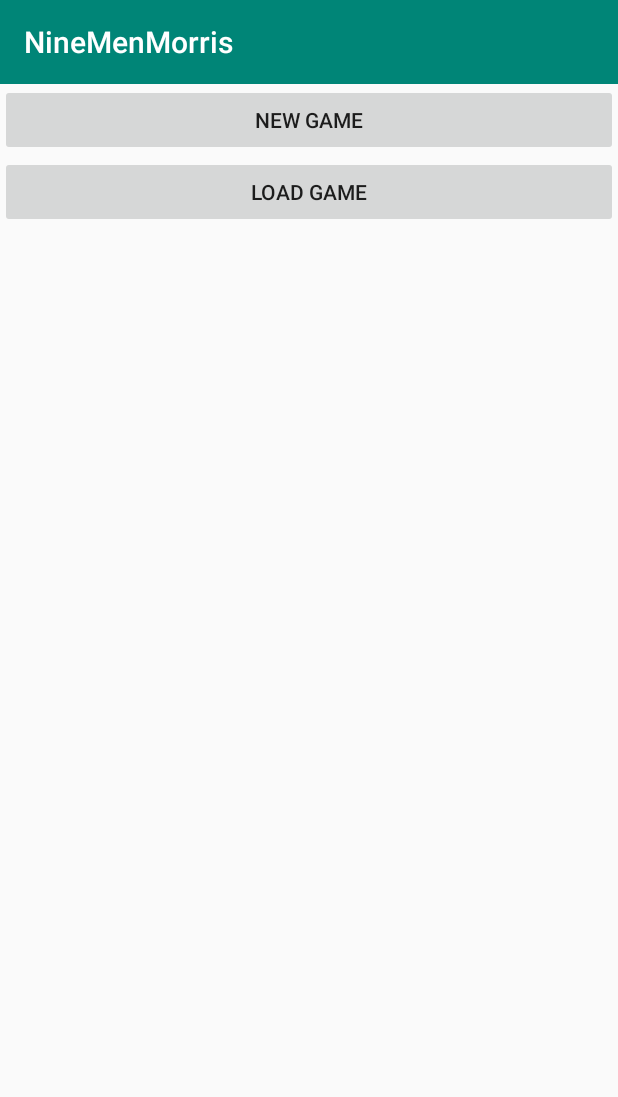
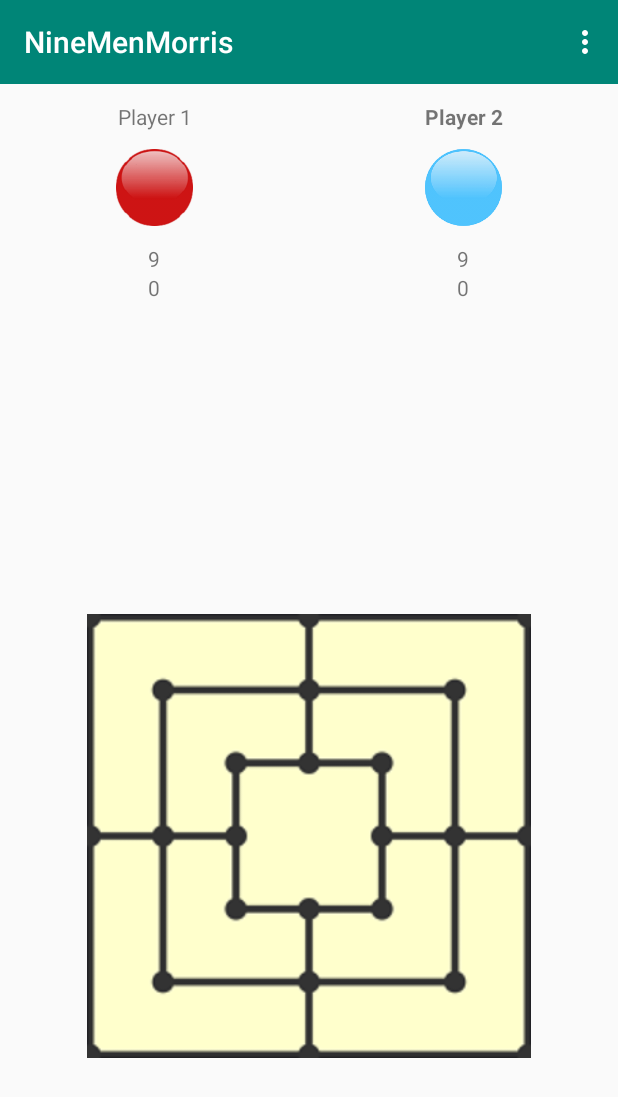
Before and after one commit to tago-SE/NineMenMorrisAndroid, an Android app: the screen it shows after launch (MainActivity before the commit, GameActivity after it), on a phone screen of 412 x 824 dp. Shown: the top 1097 px of the screen. Run offline under Robolectric (Android 15) with nearby library versions, the phone set to English and light mode, and no system bars; libraries missing offline, so code that uses them is left out: .

Commit message:
Menu and small structure changes

```diff
--- a/app/src/main/java/tiago/ninemenmorris/ui/GameSettingsActivity.java
+++ b/app/src/main/java/tiago/ninemenmorris/ui/GameSettingsActivity.java
@@ -32,7 +32,7 @@ public class GameSettingsActivity extends AppCompatActivity {
         setContentView(R.layout.activity_game_settings);
         spinnerUnplaced = findViewById(R.id.unplacedCheckerSpin);
         spinnerUnplaced.setAdapter(new ArrayAdapter<>(this, android.R.layout.simple_spinner_dropdown_item, createEntries(6, 15)));
-        spinnerUnplaced.setSelection(9 - 5);
+        spinnerUnplaced.setSelection(9 - 6);
         spinnerFlying = findViewById(R.id.unplacedFlyingCondSpin);
         spinnerFlying.setAdapter(new ArrayAdapter<>(this, android.R.layout.simple_spinner_dropdown_item, createEntries(3, 15)));
         spinnerFlying.setSelection(0);
--- a/app/src/main/java/tiago/ninemenmorris/ui/MainActivity.java
+++ b/app/src/main/java/tiago/ninemenmorris/ui/MainActivity.java
@@ -3,6 +3,7 @@ package tiago.ninemenmorris.ui;
 import android.content.Intent;
 import android.os.Bundle;
 import android.support.v7.app.AppCompatActivity;
+import android.util.Log;
 import android.view.View;
 
 import tiago.ninemenmorris.R;
@@ -10,18 +11,23 @@ import tiago.ninemenmorris.model.Game;
 
 public class MainActivity extends AppCompatActivity {
 
+    private static final String TAG = "Main";
+
     @Override
     protected void onCreate(Bundle savedInstanceState) {
         super.onCreate(savedInstanceState);
         setContentView(R.layout.activity_main);
-    }
-
-    public void newGame(View view) {
-        Intent intent = new Intent(this, GameSettingsActivity.class);
+        Game.getInstance().start();
+        Intent intent = new Intent(this, GameActivity.class);
         startActivity(intent);
     }
 
+
+    public void newGame(View view) {
+        Log.e(TAG, "Not implemented.");
+    }
+
     public void loadGame(View view) {
-
+        Log.e(TAG, "Not implemented.");
     }
 }
--- a/app/src/main/res/menu/main_menu.xml
+++ b/app/src/main/res/menu/main_menu.xml
@@ -5,11 +5,32 @@
     xmlns:tools="http://schemas.android.com/tools"
     tools:context="tiago.weatherforecast.MainActivity.view.MainActivity">
     <item
+        android:id="@+id/newgame"
+        android:layout_width="match_parent"
+        android:layout_height="wrap_content"
+        android:orderInCategory="100"
+        android:title="@string/newgame"
+        app:showAsAction="never" />
+    <item
+        android:id="@+id/loadgame"
+        android:layout_width="match_parent"
+        android:layout_height="wrap_content"
+        android:orderInCategory="100"
+        android:title="@string/load"
+        app:showAsAction="never" />
+    <item
         android:id="@+id/restart"
         android:layout_width="match_parent"
         android:layout_height="wrap_content"
         android:orderInCategory="100"
         android:title="@string/restart"
         app:showAsAction="never" />
+    <item
+        android:id="@+id/gamepref"
+        android:layout_width="match_parent"
+        android:layout_height="wrap_content"
+        android:orderInCategory="100"
+        android:title="@string/gamepref"
+        app:showAsAction="never" />
 
 </menu>
--- a/app/src/main/res/values/strings.xml
+++ b/app/src/main/res/values/strings.xml
@@ -23,6 +23,8 @@
     <string name="permission_rationale">"Contacts permissions are needed for providing email
         completions."
     </string>
+    <string name="gamepref">Preferences</string>
+    <string name="newgame">New Game</string>
     <string name="load">Load Game</string>
     <string name="restart">Restart</string>
     <string name="back">Back</string>
```
Also changed, not shown: app/src/main/java/tiago/ninemenmorris/ui/GameActivity.java (+11 -0 lines).
